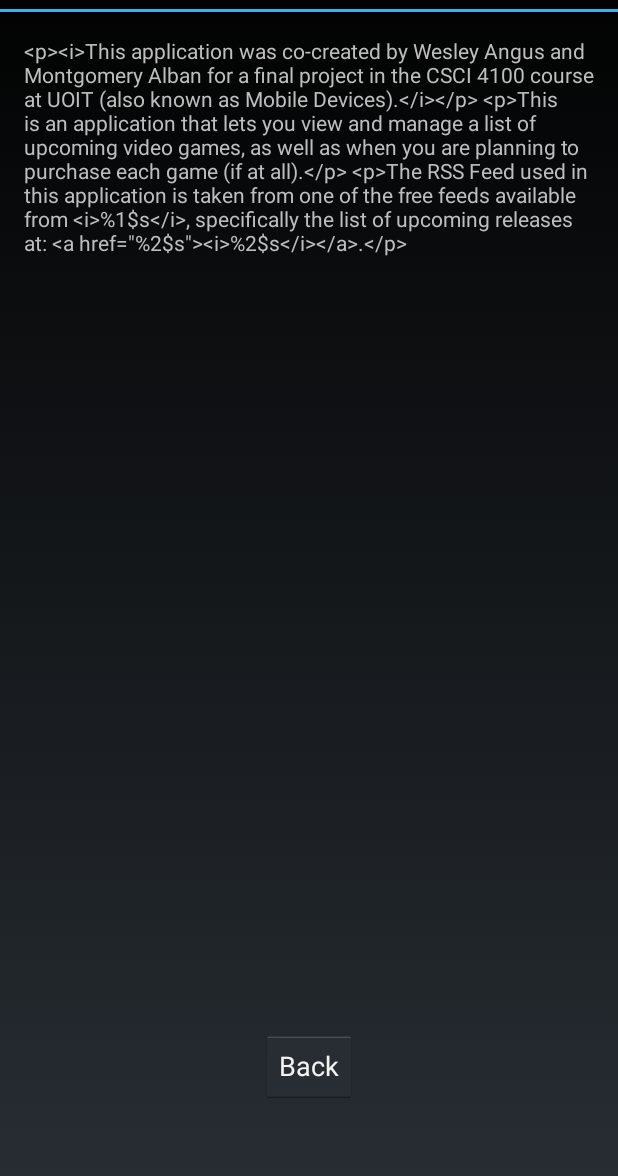
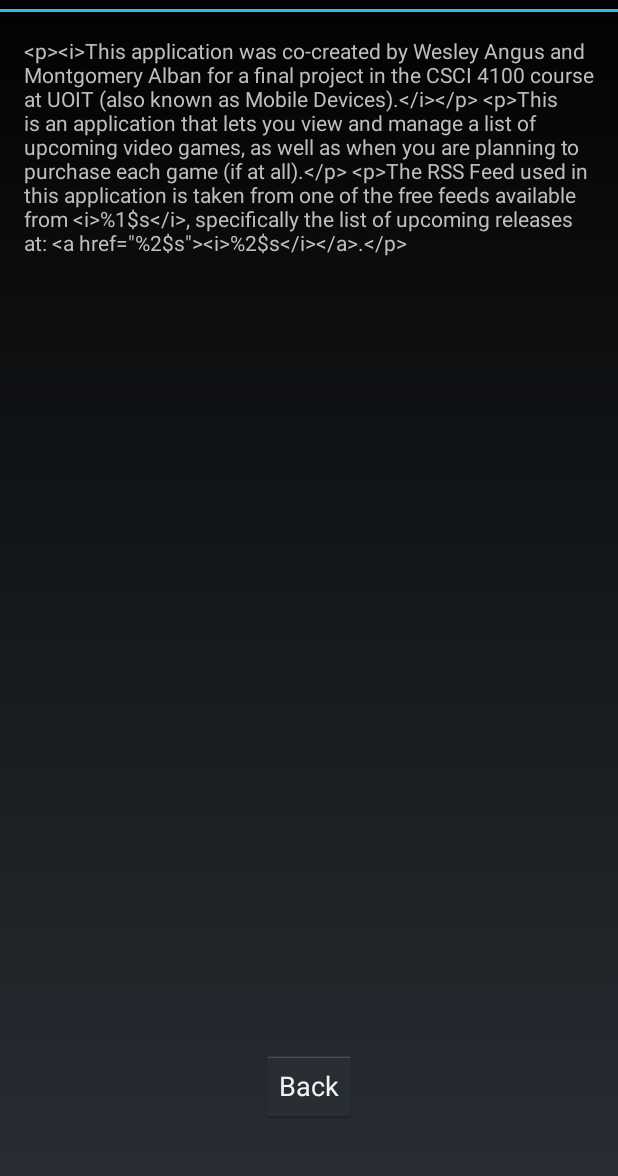
Before and after one commit to wes-angus/CSCI4100_FinalProject, an Android app: the layout activity_about.xml on its own in the app's theme, with its tools: preview values and no code run, on a phone screen of 412 x 824 dp, the part 60-1236 px from its top. Run offline under Robolectric (Android 15) with nearby library versions, the phone set to English and light mode, and no system bars.

Commit message:
Actual polish of the About page

```diff
--- a/CSCI4100_Final-Project/app/build.gradle
+++ b/CSCI4100_Final-Project/app/build.gradle
@@ -6,7 +6,7 @@
 
     defaultConfig {
         applicationId "csci4100.uoit.ca.midterm_story_app"
-        minSdkVersion 15
+        minSdkVersion 16
         targetSdkVersion 23
         versionCode 1
         versionName "1.0"
--- a/CSCI4100_Final-Project/app/src/main/AndroidManifest.xml
+++ b/CSCI4100_Final-Project/app/src/main/AndroidManifest.xml
@@ -5,7 +5,7 @@
     <uses-permission android:name="android.permission.INTERNET" />
     <uses-permission android:name="android.permission.ACCESS_COARSE_LOCATION"/>
 
-    <uses-sdk android:minSdkVersion="15" android:maxSdkVersion="23"/>
+    <uses-sdk android:minSdkVersion="16" android:maxSdkVersion="23"/>
     <application
         android:allowBackup="true"
         android:icon="@mipmap/ic_launcher"
--- a/CSCI4100_Final-Project/app/src/main/java/csci4100/uoit/ca/csci4100_final_project/GameDetailAndModifyActivity.java
+++ b/CSCI4100_Final-Project/app/src/main/java/csci4100/uoit/ca/csci4100_final_project/GameDetailAndModifyActivity.java
@@ -32,7 +32,7 @@
     }
 
     @Override
-    public void onSaveInstanceState(Bundle savedInstanceState)
+    public void onSaveInstanceState(Bundle savedInstanceState )
     {
         // Always call the superclass so it can save the view hierarchy state
         super.onSaveInstanceState(savedInstanceState);
--- a/CSCI4100_Final-Project/app/src/main/res/layout/activity_about.xml
+++ b/CSCI4100_Final-Project/app/src/main/res/layout/activity_about.xml
@@ -9,12 +9,23 @@
     android:paddingTop="@dimen/activity_vertical_margin"
     tools:context="csci4100.uoit.ca.csci4100_final_project.AboutActivity">
 
-    <TextView
+    <ScrollView
         android:layout_width="wrap_content"
         android:layout_height="wrap_content"
-        android:text="@string/about_txt"
-        android:id="@+id/about_tView"
-        android:layout_alignParentEnd="true" />
+        android:id="@+id/scrollView"
+        android:layout_above="@+id/closeBtn"
+        android:layout_alignParentRight="true"
+        android:layout_alignParentEnd="true"
+        android:layout_alignParentTop="true"
+        android:layout_marginBottom="15dp">
+
+        <TextView
+            android:layout_width="wrap_content"
+            android:layout_height="wrap_content"
+            android:text="@string/about_txt"
+            android:id="@+id/about_tView"
+            android:layout_gravity="top" />
+    </ScrollView>
 
     <Button
         android:layout_width="wrap_content"
@@ -24,5 +35,6 @@
         android:onClick="backToMenu"
         android:layout_alignParentBottom="true"
         android:layout_centerHorizontal="true"
-        android:layout_marginBottom="33dp" />
+        android:layout_marginBottom="20dp" />
+
 </RelativeLayout>
--- a/CSCI4100_Final-Project/app/src/main/res/values/strings.xml
+++ b/CSCI4100_Final-Project/app/src/main/res/values/strings.xml
@@ -37,14 +37,13 @@
     <string name="sound_reference">&lt;p>The sound file \"%4$s\" was taken from user \"%2$s\"
         on &lt;i>%3$s&lt;/i>, and is being used under the Creative Commons Attribution 3.0 license.&lt;p>
         link: &lt;a href=\"%3$s\">%3$s&lt;/a>&lt;/p>&lt;/p></string>
-    <string name="sound_reference_2">The sound file \"menusel.wav\" was taken from user \"RunnerPack\"
-        on freesound.org, and is being used under the Creative Commons Attribution 3.0 license.\n
-        link: https://www.freesound.org/people/RunnerPack/sounds/87035/\n\n</string>
     <string name="reference_feed_site">GameSpot.com</string>
     <string name="reference_feed_url">gamespot.com/feeds/new-releases/</string>
 
     <string-array name="sounds_reference_arrays">
         <!--sound_site--><item>freesound.org</item><!--sound_user--><item>bubaproducer</item>
             <!--sound_location--><item>https://www.freesound.org/people/bubaproducer/sounds/151022/</item><!--sound_name--><item>bubaproducer__laser-shot-silenced.wav</item>
+        <!--sound_site--><item>freesound.org</item><!--sound_user--><item>RunnerPack</item>
+            <!--sound_location--><item>https://www.freesound.org/people/RunnerPack/sounds/87035/</item><!--sound_name--><item>menusel.wav</item>
     </string-array>
 </resources>
```
Also changed, not shown: 1 other file.
